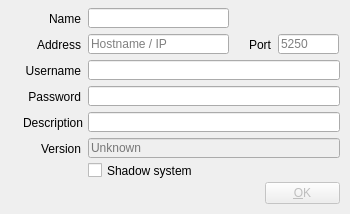
Qt form trunk/Widgets/AddDeviceDialog.ui (cambell-prince/casparcg-client) before a commit.
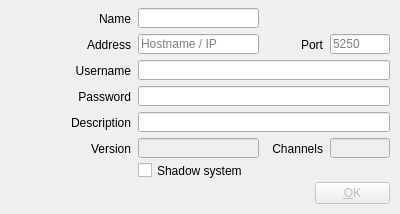
The same form after that commit. Icons and pictures are not drawn.

What changed in the file:
```diff
--- a/trunk/Widgets/AddDeviceDialog.ui
+++ b/trunk/Widgets/AddDeviceDialog.ui
@@ -6,19 +6,19 @@
    <rect>
     <x>0</x>
     <y>0</y>
-    <width>350</width>
+    <width>400</width>
     <height>214</height>
    </rect>
   </property>
   <property name="minimumSize">
    <size>
-    <width>350</width>
+    <width>400</width>
     <height>214</height>
    </size>
   </property>
   <property name="maximumSize">
    <size>
-    <width>350</width>
+    <width>400</width>
     <height>214</height>
    </size>
   </property>
@@ -31,7 +31,7 @@
   <widget class="QLineEdit" name="lineEditUsername">
    <property name="geometry">
     <rect>
-     <x>88</x>
+     <x>138</x>
      <y>60</y>
      <width>252</width>
      <height>20</height>
@@ -41,7 +41,7 @@
   <widget class="QLabel" name="labelDescription">
    <property name="geometry">
     <rect>
-     <x>12</x>
+     <x>60</x>
      <y>115</y>
      <width>71</width>
      <height>16</height>
@@ -60,7 +60,7 @@
    </property>
    <property name="geometry">
     <rect>
-     <x>265</x>
+     <x>315</x>
      <y>182</y>
      <width>75</width>
      <height>22</height>
@@ -79,9 +79,9 @@
   <widget class="QLineEdit" name="lineEditAddress">
    <property name="geometry">
     <rect>
-     <x>88</x>
+     <x>138</x>
      <y>34</y>
-     <width>141</width>
+     <width>121</width>
      <height>20</height>
     </rect>
    </property>
@@ -95,20 +95,17 @@
    </property>
    <property name="geometry">
     <rect>
-     <x>88</x>
+     <x>138</x>
      <y>138</y>
-     <width>252</width>
+     <width>121</width>
      <height>20</height>
     </rect>
    </property>
-   <property name="placeholderText">
-    <string>Unknown</string>
-   </property>
   </widget>
   <widget class="QLabel" name="labelAddress">
    <property name="geometry">
     <rect>
-     <x>30</x>
+     <x>80</x>
      <y>37</y>
      <width>51</width>
      <height>16</height>
@@ -124,7 +121,7 @@
   <widget class="QLabel" name="labelPort">
    <property name="geometry">
     <rect>
-     <x>240</x>
+     <x>292</x>
      <y>35</y>
      <width>31</width>
      <height>20</height>
@@ -140,7 +137,7 @@
   <widget class="QLabel" name="labelUsername">
    <property name="geometry">
     <rect>
-     <x>10</x>
+     <x>60</x>
      <y>63</y>
      <width>71</width>
      <height>16</height>
@@ -156,7 +153,7 @@
   <widget class="QLineEdit" name="lineEditDescription">
    <property name="geometry">
     <rect>
-     <x>88</x>
+     <x>138</x>
      <y>112</y>
      <width>252</width>
      <height>20</height>
@@ -166,7 +163,7 @@
   <widget class="QLabel" name="labelVersion">
    <property name="geometry">
     <rect>
-     <x>10</x>
+     <x>60</x>
      <y>139</y>
      <width>71</width>
      <height>20</height>
@@ -182,9 +179,9 @@
   <widget class="QLineEdit" name="lineEditPort">
    <property name="geometry">
     <rect>
-     <x>278</x>
+     <x>330</x>
      <y>34</y>
-     <width>61</width>
+     <width>60</width>
      <height>20</height>
     </rect>
    </property>
@@ -198,7 +195,7 @@
   <widget class="QLabel" name="labelPassword">
    <property name="geometry">
     <rect>
-     <x>10</x>
+     <x>60</x>
      <y>87</y>
      <width>71</width>
      <height>20</height>
@@ -214,7 +211,7 @@
   <widget class="QLineEdit" name="lineEditPassword">
    <property name="geometry">
     <rect>
-     <x>88</x>
+     <x>138</x>
      <y>86</y>
      <width>252</width>
      <height>20</height>
@@ -227,7 +224,7 @@
   <widget class="QCheckBox" name="checkBoxShadow">
    <property name="geometry">
     <rect>
-     <x>88</x>
+     <x>138</x>
      <y>162</y>
      <width>248</width>
      <height>17</height>
@@ -240,9 +237,9 @@
   <widget class="QLineEdit" name="lineEditDeviceName">
    <property name="geometry">
     <rect>
-     <x>88</x>
+     <x>138</x>
      <y>8</y>
-     <width>141</width>
+     <width>121</width>
      <height>20</height>
     </rect>
    </property>
@@ -250,7 +247,7 @@
   <widget class="QLabel" name="labelDeviceName">
    <property name="geometry">
     <rect>
-     <x>30</x>
+     <x>80</x>
      <y>11</y>
      <width>51</width>
      <height>16</height>
@@ -263,6 +260,57 @@
     <set>Qt::AlignRight|Qt::AlignTrailing|Qt::AlignVCenter</set>
    </property>
   </widget>
+  <widget class="QLabel" name="labelChannels">
+   <property name="geometry">
+    <rect>
+     <x>272</x>
+     <y>139</y>
+     <width>51</width>
+     <height>20</height>
+    </rect>
+   </property>
+   <property name="text">
+    <string>Channels</string>
+   </property>
+   <property name="alignment">
+    <set>Qt::AlignRight|Qt::AlignTrailing|Qt::AlignVCenter</set>
+   </property>
+  </widget>
+  <widget class="QLineEdit" name="lineEditChannels">
+   <property name="enabled">
+    <bool>false</bool>
+   </property>
+   <property name="geometry">
+    <rect>
+     <x>330</x>
+     <y>138</y>
+     <width>60</width>
+     <height>20</height>
+    </rect>
+   </property>
+   <property name="focusPolicy">
+    <enum>Qt::ClickFocus</enum>
+   </property>
+  </widget>
+  <widget class="QLabel" name="labelDeviceName_2">
+   <property name="geometry">
+    <rect>
+     <x>10</x>
+     <y>10</y>
+     <width>64</width>
+     <height>64</height>
+    </rect>
+   </property>
+   <property name="text">
+    <string/>
+   </property>
+   <property name="pixmap">
+    <pixmap resource="Resource.qrc">:/Graphics/Images/ServerBig.png</pixmap>
+   </property>
+   <property name="alignment">
+    <set>Qt::AlignCenter</set>
+   </property>
+  </widget>
  </widget>
  <tabstops>
   <tabstop>lineEditDeviceName</tabstop>
```
Left out of the diff: 4 changed lines with no effect on the pictures.
